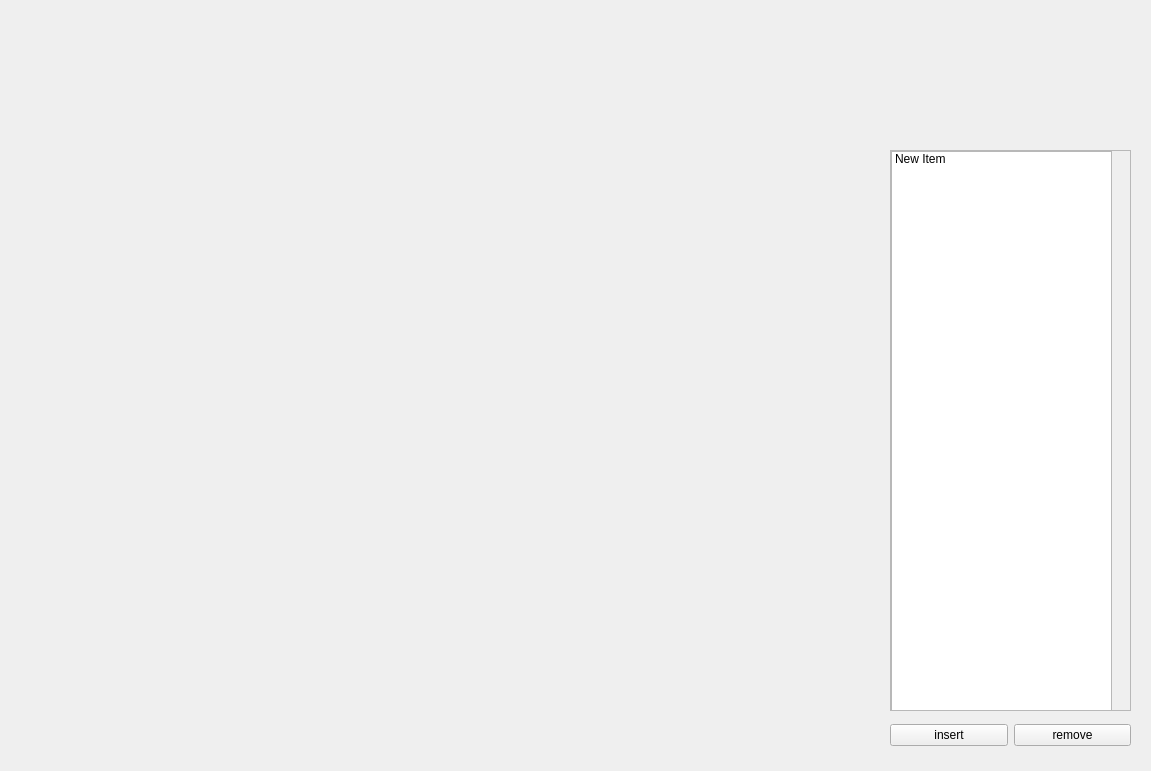
Qt form pathplanner.ui (oliversssf2/ui_app) before a commit.
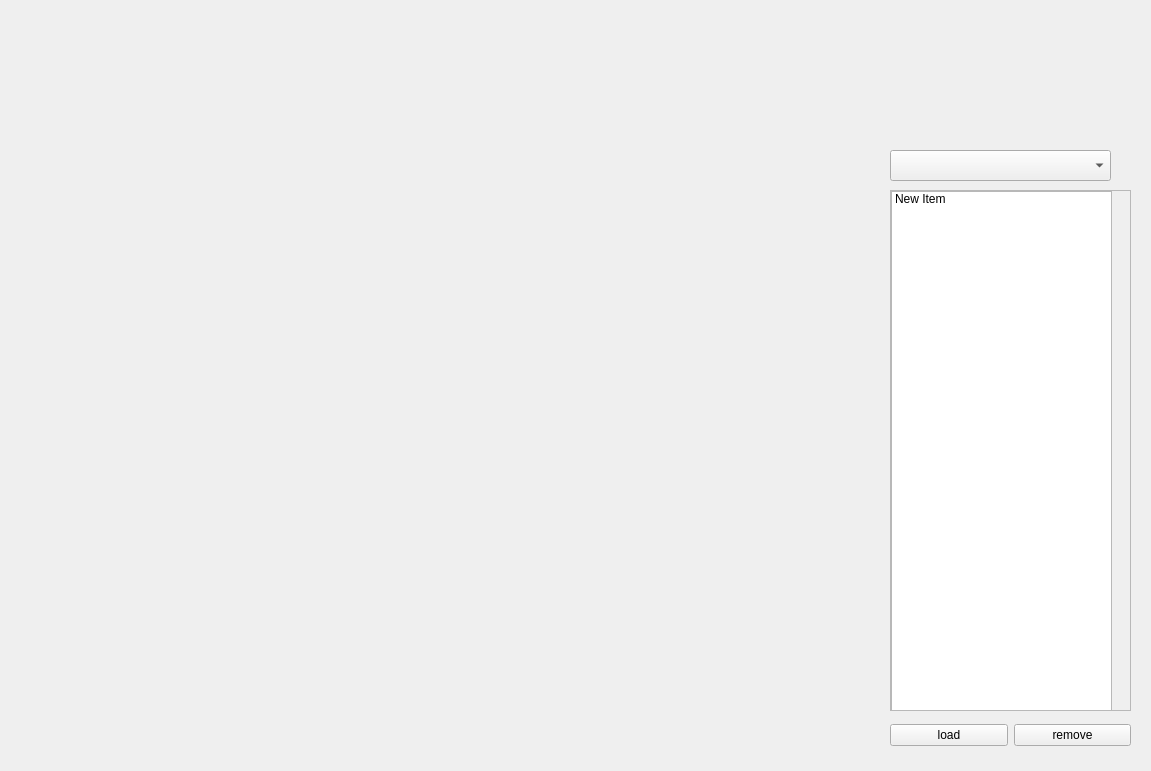
The same form after that commit.

```diff
--- a/pathplanner.ui
+++ b/pathplanner.ui
@@ -37,7 +37,7 @@
     <item>
      <widget class="QPushButton" name="pushButton_2">
       <property name="text">
-       <string>insert</string>
+       <string>load</string>
       </property>
      </widget>
     </item>
@@ -54,9 +54,9 @@
    <property name="geometry">
     <rect>
      <x>890</x>
-     <y>150</y>
+     <y>190</y>
      <width>241</width>
-     <height>561</height>
+     <height>521</height>
     </rect>
    </property>
    <property name="widgetResizable">
@@ -68,7 +68,7 @@
       <x>0</x>
       <y>0</y>
       <width>239</width>
-      <height>559</height>
+      <height>519</height>
      </rect>
     </property>
     <widget class="QListWidget" name="listWidget">
@@ -88,6 +88,31 @@
     </widget>
    </widget>
   </widget>
+  <widget class="QComboBox" name="comboBox">
+   <property name="geometry">
+    <rect>
+     <x>890</x>
+     <y>150</y>
+     <width>221</width>
+     <height>31</height>
+    </rect>
+   </property>
+   <item>
+    <property name="text">
+     <string/>
+    </property>
+   </item>
+   <item>
+    <property name="text">
+     <string>New Item</string>
+    </property>
+   </item>
+   <item>
+    <property name="text">
+     <string>New Item</string>
+    </property>
+   </item>
+  </widget>
  </widget>
  <resources/>
  <connections/>
```
